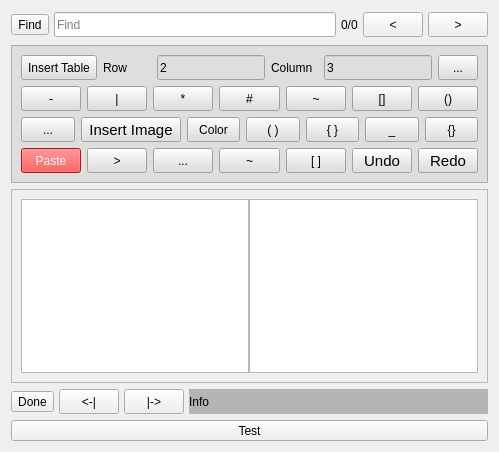
Qt form src/Notes.ui (ic005k/Knot-Legacy) before a commit.
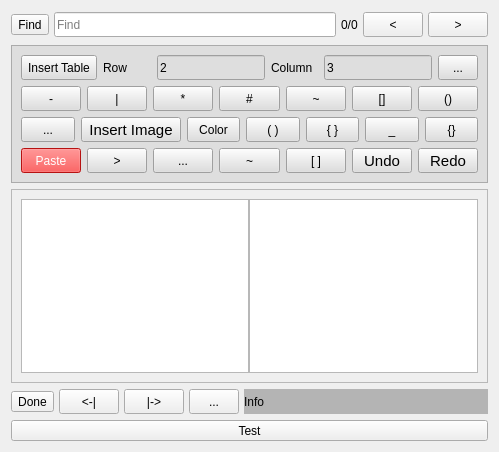
The same form after that commit. Icons and pictures are not drawn.

```diff
--- a/src/Notes.ui
+++ b/src/Notes.ui
@@ -1113,6 +1113,19 @@
        </property>
       </widget>
      </item>
+     <item>
+      <widget class="QToolButton" name="btnGetShare">
+       <property name="minimumSize">
+        <size>
+         <width>50</width>
+         <height>25</height>
+        </size>
+       </property>
+       <property name="text">
+        <string>...</string>
+       </property>
+      </widget>
+     </item>
      <item>
       <widget class="QLabel" name="lblInfo">
        <property name="minimumSize">
```
